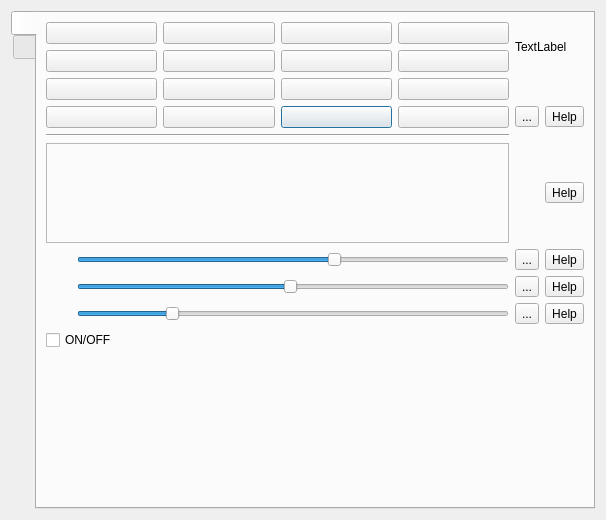
Old version of the form showclick/showclickDialog.ui in the repository vkohaupt/vokoShowClick.
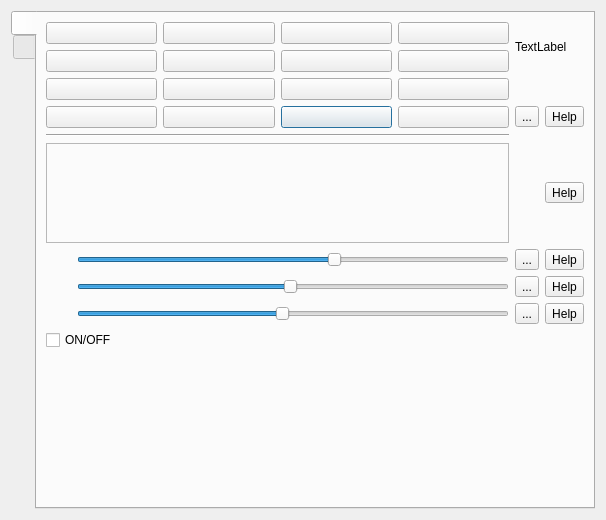
New version of the form. Icons and pictures are not drawn.

```diff
--- a/showclick/showclickDialog.ui
+++ b/showclick/showclickDialog.ui
@@ -312,7 +312,10 @@
               <number>20</number>
              </property>
              <property name="value">
-              <number>5</number>
+              <number>10</number>
+             </property>
+             <property name="tracking">
+              <bool>false</bool>
              </property>
              <property name="orientation">
               <enum>Qt::Horizontal</enum>
```
